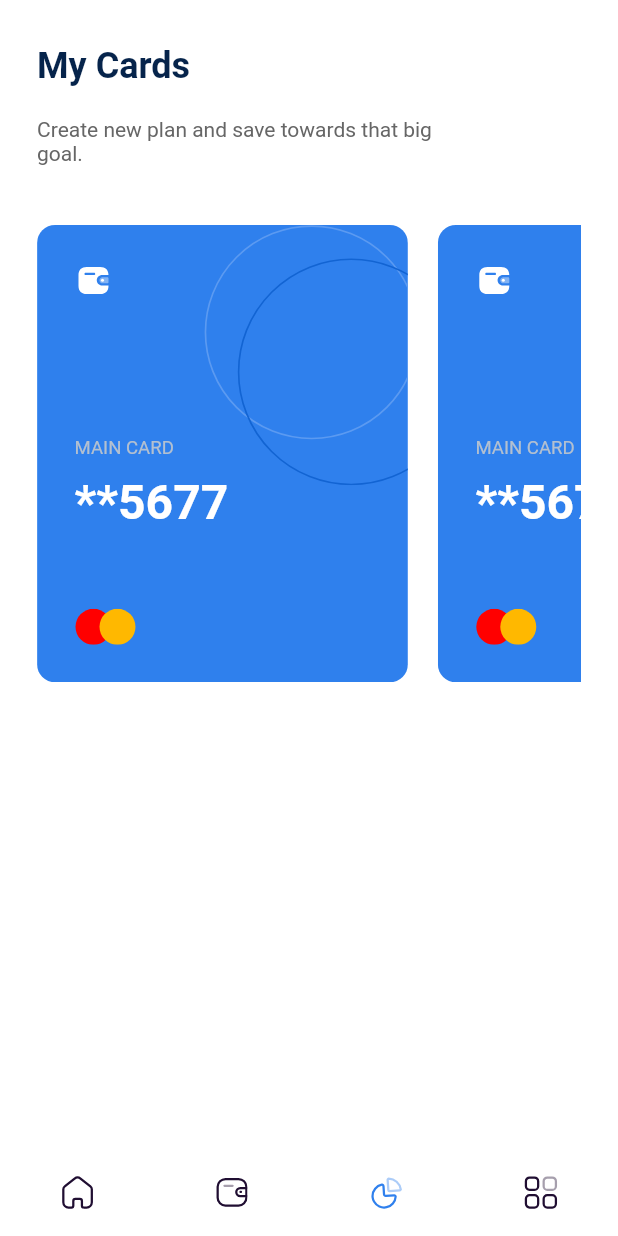
After one commit to oluwakeye-john/fintech-app, a Flutter app: the screen it shows after launch, item 3 of the bottom bar chosen, on a phone screen of 412 x 824 dp. The commit adds this screen. Run offline on Flutter 3.47's test engine with Material 2 defaults, Android fonts, the phone set to English and light mode, and no system bars; our stand-ins replace fl_chart, flutter_svg; network calls fail.

Commit message:
credit card

```diff
--- /dev/null
+++ b/lib/pages/cards.dart
@@ -0,0 +1,33 @@
+import 'package:fintech/widgets/general/credit-card.dart';
+import 'package:fintech/widgets/general/page-header.dart';
+import 'package:flutter/material.dart';
+
+class CardsScreen extends StatelessWidget {
+  @override
+  Widget build(BuildContext context) {
+    Size size = MediaQuery.of(context).size;
+    return Column(
+      crossAxisAlignment: CrossAxisAlignment.start,
+      children: [
+        PageHeader(
+          title: "My Cards",
+          subTitle: "Create new plan and save towards that big goal.",
+        ),
+        Container(
+          width: double.infinity,
+          height: size.height * 0.37,
+          child: ListView(
+            shrinkWrap: true,
+            scrollDirection: Axis.horizontal,
+            children: [
+              CreditCard(),
+              CreditCard(),
+              CreditCard(),
+              CreditCard(),
+            ],
+          ),
+        ),
+      ],
+    );
+  }
+}
--- a/lib/pages/plans.dart
+++ b/lib/pages/plans.dart
@@ -1,5 +1,5 @@
+import 'package:fintech/widgets/general/page-header.dart';
 import 'package:fintech/widgets/plan/card.dart';
-import 'package:fintech/widgets/plan/heading.dart';
 import 'package:flutter/material.dart';
 
 class PlansScreen extends StatelessWidget {
@@ -10,7 +10,10 @@ class PlansScreen extends StatelessWidget {
         child: Column(
           crossAxisAlignment: CrossAxisAlignment.start,
           children: [
-            PlansHeading(),
+            PageHeader(
+              title: "Saving plans",
+              subTitle: "Create new plan and save towards that big goal.",
+            ),
             GridView(
               shrinkWrap: true,
               primary: false,
--- a/lib/widgets/general/app-layout.dart
+++ b/lib/widgets/general/app-layout.dart
@@ -1,3 +1,4 @@
+import 'package:fintech/pages/cards.dart';
 import 'package:fintech/pages/home.dart';
 import 'package:fintech/pages/plans.dart';
 import 'package:fintech/widgets/general/bottom-nav.dart';
@@ -20,7 +21,7 @@ class _TabLayoutState extends State<TabLayout> {
   List<Widget> tabWidgets = [
     HomeScreen(),
     PlansScreen(),
-    HomeScreen(),
+    CardsScreen(),
     PlansScreen(),
   ];
 
--- /dev/null
+++ b/lib/widgets/general/credit-card.dart
@@ -0,0 +1,60 @@
+import 'package:fintech/constants.dart';
+import 'package:flutter/material.dart';
+import 'package:flutter_svg/svg.dart';
+
+class CreditCard extends StatelessWidget {
+  @override
+  Widget build(BuildContext context) {
+    Size size = MediaQuery.of(context).size;
+    return Container(
+        margin: EdgeInsets.only(right: 20),
+        child: ClipRRect(
+          borderRadius: BorderRadius.circular(12),
+          child: Container(
+              width: size.width * 0.6,
+              color: primaryColor,
+              child: Stack(
+                children: [
+                  Positioned(
+                      right: 0,
+                      top: 0,
+                      child: SvgPicture.asset(
+                        'assets/images/rings.svg',
+                        width: size.width * 0.33,
+                      )),
+                  Container(
+                    padding: EdgeInsets.all(25),
+                    child: Column(
+                      crossAxisAlignment: CrossAxisAlignment.start,
+                      mainAxisAlignment: MainAxisAlignment.spaceBetween,
+                      children: [
+                        SvgPicture.asset('assets/images/wallet.svg'),
+                        Column(
+                          crossAxisAlignment: CrossAxisAlignment.start,
+                          children: [
+                            Padding(
+                              padding: EdgeInsets.only(top: 40, bottom: 10),
+                              child: Text(
+                                "MAIN CARD",
+                                style: TextStyle(
+                                    color: Color(0xFFB3C0D0), fontSize: 12.4),
+                              ),
+                            ),
+                            Text(
+                              "**5677",
+                              style: TextStyle(
+                                  color: Colors.white,
+                                  fontSize: 32,
+                                  fontWeight: FontWeight.bold),
+                            ),
+                          ],
+                        ),
+                        SvgPicture.asset('assets/images/mastercard.svg')
+                      ],
+                    ),
+                  )
+                ],
+              )),
+        ));
+  }
+}
--- a/lib/widgets/plan/heading.dart
+++ b/lib/widgets/general/page-header.dart
@@ -1,7 +1,12 @@
 import 'package:fintech/constants.dart';
 import 'package:flutter/material.dart';
 
-class PlansHeading extends StatelessWidget {
+class PageHeader extends StatelessWidget {
+  final String title;
+  final String subTitle;
+
+  PageHeader({@required this.title, @required this.subTitle});
+
   @override
   Widget build(BuildContext context) {
     return Container(
@@ -12,7 +17,7 @@ class PlansHeading extends StatelessWidget {
           Container(
             padding: EdgeInsets.only(bottom: 20),
             child: Text(
-              "Saving plans",
+              title,
               style: TextStyle(
                   color: header1Color,
                   fontWeight: FontWeight.bold,
@@ -22,7 +27,7 @@ class PlansHeading extends StatelessWidget {
           FractionallySizedBox(
             widthFactor: 0.75,
             child: Text(
-              "Create new plan and save towards that big goal.",
+              subTitle,
               style: TextStyle(color: Color(0xFF666666)),
             ),
           ),
```
Also changed, not shown: assets/images/rings.svg (added).
